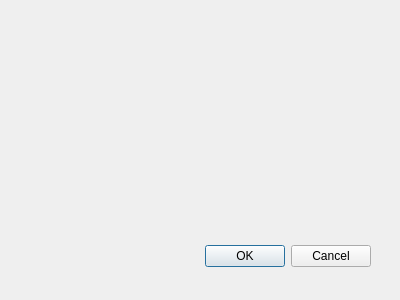
Above: Project2/admin_item_database.ui from tdragon00/CS1C_Project_2 before the change. Below: the same form after it.
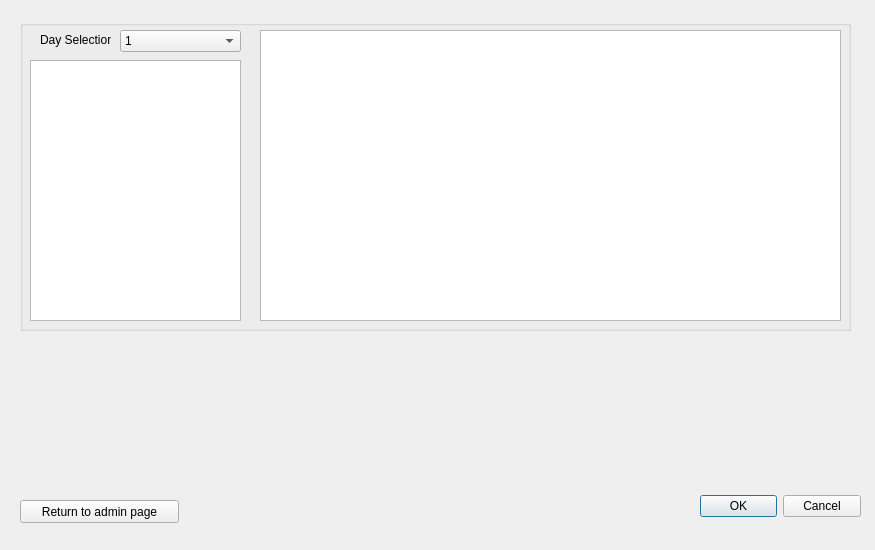
That is the form after the change.

Commit message: Admin Item Viewer

```diff
--- a/Project2/admin_item_database.ui
+++ b/Project2/admin_item_database.ui
@@ -8,8 +8,8 @@
    <rect>
     <x>0</x>
     <y>0</y>
-    <width>400</width>
-    <height>300</height>
+    <width>875</width>
+    <height>550</height>
    </rect>
   </property>
   <property name="windowTitle">
@@ -18,9 +18,9 @@
   <widget class="QDialogButtonBox" name="buttonBox">
    <property name="geometry">
     <rect>
-     <x>30</x>
-     <y>240</y>
-     <width>341</width>
+     <x>700</x>
+     <y>490</y>
+     <width>161</width>
      <height>32</height>
     </rect>
    </property>
@@ -31,6 +31,124 @@
     <set>QDialogButtonBox::Cancel|QDialogButtonBox::Ok</set>
    </property>
   </widget>
+  <widget class="QPushButton" name="returnButton">
+   <property name="geometry">
+    <rect>
+     <x>20</x>
+     <y>500</y>
+     <width>159</width>
+     <height>23</height>
+    </rect>
+   </property>
+   <property name="text">
+    <string>Return to admin page</string>
+   </property>
+  </widget>
+  <widget class="QWidget" name="verticalLayoutWidget">
+   <property name="geometry">
+    <rect>
+     <x>700</x>
+     <y>480</y>
+     <width>161</width>
+     <height>51</height>
+    </rect>
+   </property>
+   <layout class="QVBoxLayout" name="verticalLayout"/>
+  </widget>
+  <widget class="QGroupBox" name="Selections">
+   <property name="geometry">
+    <rect>
+     <x>20</x>
+     <y>20</y>
+     <width>831</width>
+     <height>311</height>
+    </rect>
+   </property>
+   <property name="title">
+    <string/>
+   </property>
+   <widget class="QListView" name="listView">
+    <property name="geometry">
+     <rect>
+      <x>10</x>
+      <y>40</y>
+      <width>211</width>
+      <height>261</height>
+     </rect>
+    </property>
+   </widget>
+   <widget class="QTableView" name="tableView">
+    <property name="geometry">
+     <rect>
+      <x>240</x>
+      <y>10</y>
+      <width>581</width>
+      <height>291</height>
+     </rect>
+    </property>
+    <property name="sortingEnabled">
+     <bool>true</bool>
+    </property>
+   </widget>
+   <widget class="QComboBox" name="comboBox">
+    <property name="geometry">
+     <rect>
+      <x>100</x>
+      <y>10</y>
+      <width>121</width>
+      <height>22</height>
+     </rect>
+    </property>
+    <item>
+     <property name="text">
+      <string comment="1">1</string>
+     </property>
+    </item>
+    <item>
+     <property name="text">
+      <string comment="2">2</string>
+     </property>
+    </item>
+    <item>
+     <property name="text">
+      <string comment="3">3</string>
+     </property>
+    </item>
+    <item>
+     <property name="text">
+      <string comment="4">4</string>
+     </property>
+    </item>
+    <item>
+     <property name="text">
+      <string comment="5">5</string>
+     </property>
+    </item>
+    <item>
+     <property name="text">
+      <string comment="6">6</string>
+     </property>
+    </item>
+    <item>
+     <property name="text">
+      <string comment="7">7</string>
+     </property>
+    </item>
+   </widget>
+   <widget class="QLabel" name="label">
+    <property name="geometry">
+     <rect>
+      <x>20</x>
+      <y>10</y>
+      <width>71</width>
+      <height>20</height>
+     </rect>
+    </property>
+    <property name="text">
+     <string>Day Selection</string>
+    </property>
+   </widget>
+  </widget>
  </widget>
  <pixmapfunction/>
  <resources/>
```
Left out of the diff: 5 changed lines with no effect on the pictures. The commit also changes 15 other files.
